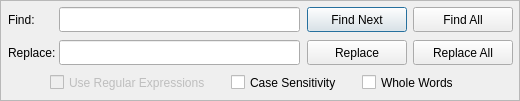
Qt form src/searchwidget.ui (GAMS-dev/studio) before a commit.
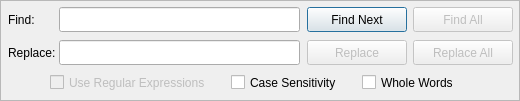
The same form after that commit.

Diff of the .ui file:
```diff
--- a/src/searchwidget.ui
+++ b/src/searchwidget.ui
@@ -36,6 +36,9 @@
    </property>
   </widget>
   <widget class="QPushButton" name="btn_ReplaceAll">
+   <property name="enabled">
+    <bool>false</bool>
+   </property>
    <property name="geometry">
     <rect>
      <x>413</x>
@@ -113,6 +116,9 @@
    </property>
   </widget>
   <widget class="QPushButton" name="btn_FindAll">
+   <property name="enabled">
+    <bool>false</bool>
+   </property>
    <property name="geometry">
     <rect>
      <x>413</x>
@@ -126,6 +132,9 @@
    </property>
   </widget>
   <widget class="QPushButton" name="btn_Replace">
+   <property name="enabled">
+    <bool>false</bool>
+   </property>
    <property name="geometry">
     <rect>
      <x>307</x>
```
